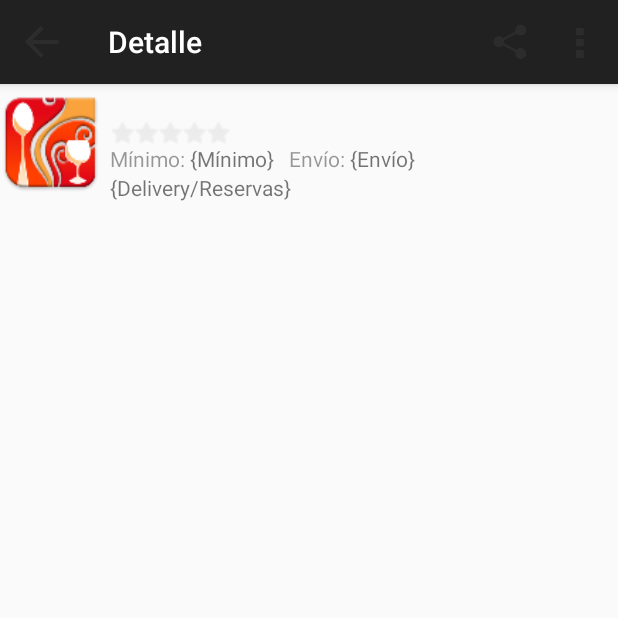
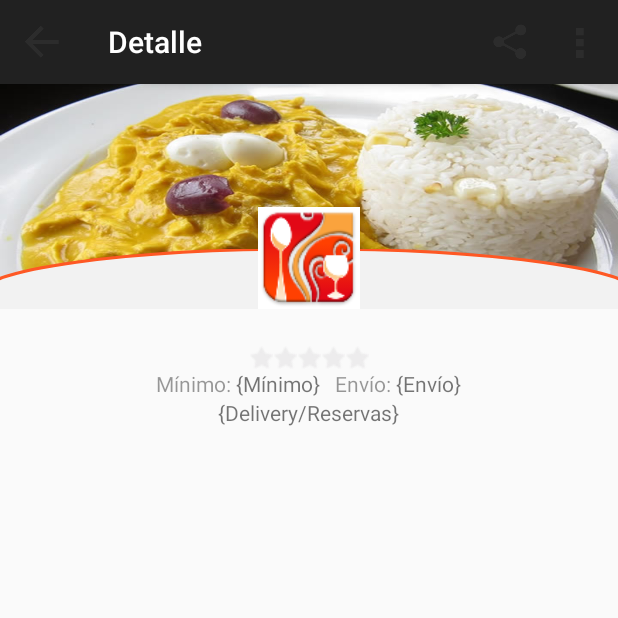
Before and after one commit to hugoangeles0810/Mikhuna, an Android app: the fragment RestaurantDetailHeaderFragment placed in its activity, on a phone screen of 412 x 824 dp, the top half of it. Run offline under Robolectric (Android 15) with nearby library versions, the phone set to English and light mode, and no system bars; libraries missing offline, so code that uses them is left out: com.bugsense.trace, com.facebook, com.google.analytics.tracking, com.google.maps.android, com.nostra13.universalimageloader; network calls fail; 4 statements that could not run were skipped.

Commit message:
avance diseño del detalle de restaurante

```diff
--- a/mikhuna/src/main/java/com/jasoftsolutions/mikhuna/activity/fragment/RestaurantDetailHeaderFragment.java
+++ b/mikhuna/src/main/java/com/jasoftsolutions/mikhuna/activity/fragment/RestaurantDetailHeaderFragment.java
@@ -60,7 +60,9 @@ public class RestaurantDetailHeaderFragment extends Fragment {
                 }
 
                 ImageView logo=(ImageView)rootView.findViewById(R.id.restaurant_detail_logo);
+                ImageView imageLarge = (ImageView) rootView.findViewById(R.id.restaurant_image_large);
                 RestaurantViewUtil.displaySmallLogo(r, logo);
+                RestaurantViewUtil.displayRestaurantImage(r, imageLarge);
 
                 TextView titleTextView=(TextView)rootView.findViewById(R.id.restaurant_detail_title);
                 titleTextView.setText(r.getName());
--- /dev/null
+++ b/mikhuna/src/main/java/com/jasoftsolutions/mikhuna/activity/ui/HeaderRoundedView.java
@@ -0,0 +1,60 @@
+package com.jasoftsolutions.mikhuna.activity.ui;
+
+import android.content.Context;
+import android.graphics.Canvas;
+import android.graphics.Color;
+import android.graphics.Paint;
+import android.graphics.RectF;
+import android.util.AttributeSet;
+import android.view.View;
+
+/**
+ * Created by Hugo on 11/04/2015.
+ */
+public class HeaderRoundedView extends View {
+
+    private float scale;
+    private Paint p1;
+    private RectF oval;
+    private static final String COLOR = "#fffe5824";
+    private static final String COLOR_BACKGROUND = "#FFF2F2F2";
+
+    public HeaderRoundedView(Context context) {
+        super(context);
+        init();
+    }
+
+    public HeaderRoundedView(Context context, AttributeSet attrs) {
+        super(context, attrs);
+        init();
+    }
+
+    public HeaderRoundedView(Context context, AttributeSet attrs, int defStyleAttr) {
+        super(context, attrs, defStyleAttr);
+        init();
+    }
+
+    private void init(){
+        scale = getResources().getDisplayMetrics().density;
+        p1 = new Paint();
+        p1.setAntiAlias(true);
+        p1.setStrokeWidth(3);
+
+
+    }
+
+    @Override
+    protected void onDraw(Canvas canvas) {
+        super.onDraw(canvas);
+        oval = new RectF(-20,0, getWidth()+20, getHeight()*1.5f);
+        p1.setColor(Color.parseColor(COLOR_BACKGROUND));
+        p1.setStyle(Paint.Style.FILL);
+        p1.setColor(Color.parseColor(COLOR_BACKGROUND));
+        canvas.drawRect(oval.left, oval.bottom/2, oval.right, getHeight(), p1);
+        canvas.drawOval(oval, p1);
+        p1.setStyle(Paint.Style.STROKE);
+        p1.setColor(Color.parseColor(COLOR));
+        canvas.drawArc(oval, 0, -180, false, p1);
+        p1.setColor(Color.RED);
+    }
+}
--- a/mikhuna/src/main/res/layout/fragment_restaurant_detail_header.xml
+++ b/mikhuna/src/main/res/layout/fragment_restaurant_detail_header.xml
@@ -2,28 +2,50 @@
     xmlns:tools="http://schemas.android.com/tools"
     android:layout_width="match_parent"
     android:layout_height="wrap_content"
-    android:orientation="horizontal"
+    android:orientation="vertical"
     tools:context="com.jasoftsolutions.mikhuna.activity.fragment.RestaurantDetailFragment">
 
+    <FrameLayout
+        android:layout_width="match_parent"
+        android:layout_height="wrap_content">
 
-    <ImageView android:id="@+id/restaurant_detail_logo"
+        <ImageView
+            android:id="@+id/restaurant_image_large"
+            android:layout_width="match_parent"
+            android:layout_height="150dp"
+            android:scaleType="fitXY"
+            android:src="@drawable/type_1"/>
+
+        <com.jasoftsolutions.mikhuna.activity.ui.HeaderRoundedView
+            android:layout_width="match_parent"
+            android:layout_height="40dp"
+            android:background="@android:color/transparent"
+            android:layout_gravity="bottom"/>
+
+        <ImageView
+            android:id="@+id/restaurant_detail_logo"
             android:layout_width="@dimen/image_small"
             android:layout_height="@dimen/image_small"
             android:adjustViewBounds="true"
             android:scaleType="fitXY"
-        android:layout_gravity="center"
+            android:layout_gravity="center|bottom"
             android:src="@drawable/ic_launcher"
             android:contentDescription="@string/restaurant_logo_description"
+            android:background="@android:color/white"
             />
+
+     </FrameLayout>
 
     <LinearLayout
         android:layout_width="match_parent"
         android:layout_height="wrap_content"
-        android:gravity="left"
-        android:layout_marginLeft="5dp"
-        android:layout_marginRight="5dp"
+        android:orientation="vertical">
+
+        <LinearLayout
+            android:layout_width="match_parent"
+            android:layout_height="wrap_content"
             android:orientation="vertical"
-        >
+            android:gravity="center_horizontal">
 
             <TextView
                 android:id="@+id/restaurant_detail_title"
@@ -31,6 +53,7 @@
                 android:layout_height="wrap_content"
                 style="@style/restaurant_list_item_title"
                 android:textColor="#000000"
+                android:gravity="center_horizontal"
                 android:text="{Nombre del restaurant}"
                 />
 
@@ -38,7 +61,6 @@
                 android:id="@+id/restaurant_detail_rating"
                 android:layout_width="wrap_content"
                 android:layout_height="wrap_content"
-            android:layout_gravity="left"
                 android:isIndicator="true"
                 style="@style/default_rating_bar"
                 />
@@ -112,4 +134,8 @@
 
         </LinearLayout>
 
+
     </LinearLayout>
+
+
+</LinearLayout>
```
Lines whose indentation alone changed are shown as unchanged.
